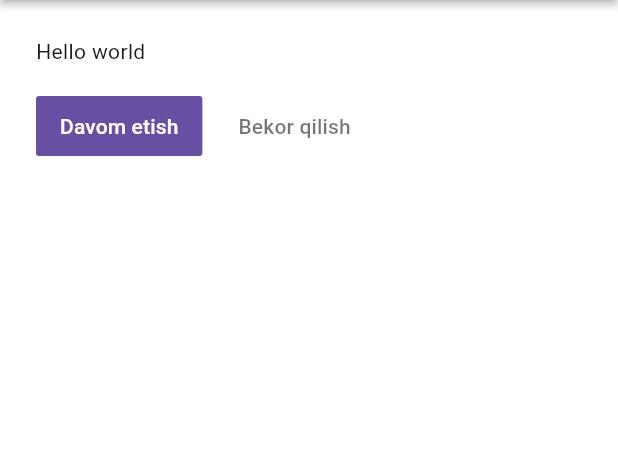
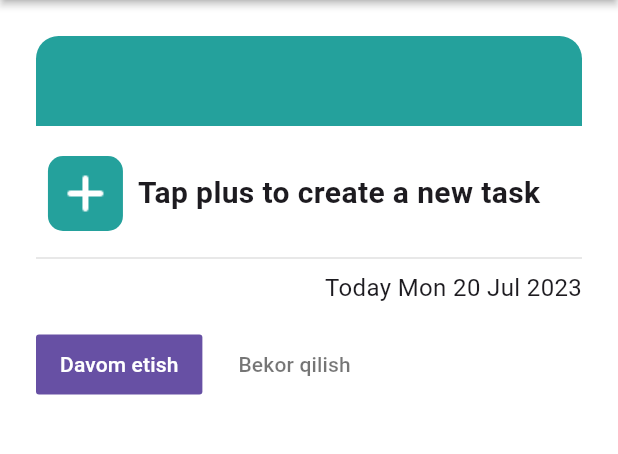
Before and after one commit to Alfraganus/remindMeMobile, a Flutter app: the AddNotification screen opened by its route, after a tap on an icon or button, on a phone screen of 412 x 824 dp, the part 108-562 px from its top. Run offline on Flutter 3.47's test engine with Material 3 defaults, Android fonts, the phone set to English and light mode, and no system bars; our stand-ins replace auto_route, bloc, flutter_bloc, flutter_svg, hexcolor, shared_preferences; accounts and stored records are empty; generated files the repository leaves out were written again.

```diff
--- /dev/null
+++ b/remindme/lib/notifications/addNotification/components/StepTaskTitle.dart
@@ -0,0 +1,144 @@
+import 'package:flutter/cupertino.dart';
+import 'package:flutter/material.dart';
+import 'package:flutter/services.dart';
+import 'package:flutter_bloc/flutter_bloc.dart';
+import 'package:hexcolor/hexcolor.dart';
+import 'package:remindme/bloc/ColorChooserCubit.dart';
+
+class StepTitle extends StatelessWidget {
+  const StepTitle({Key? key}) : super(key: key);
+
+  @override
+  Widget build(BuildContext context) {
+    return Column(
+      children: [
+        Note(),
+      ],
+    );
+  }
+}
+
+
+class Note extends StatefulWidget {
+  const Note({Key? key}) : super(key: key);
+
+  @override
+  State<Note> createState() => _NoteState();
+}
+
+class _NoteState extends State<Note> {
+  late FocusNode _focusNode;
+  TextEditingController _textEditingController = TextEditingController();
+
+  @override
+  void initState() {
+    super.initState();
+    _focusNode = FocusNode();
+  }
+
+  @override
+  void dispose() {
+    // Dispose the FocusNode only if it's not disposed yet
+    if (!_focusNode.hasFocus) {
+      _focusNode.dispose();
+    }
+    _textEditingController.dispose();
+    super.dispose();
+  }
+
+  void handleTap() {
+    // Request focus on the hidden TextField
+    if (_focusNode != null && !_focusNode.hasFocus) {
+      FocusScope.of(context).requestFocus(_focusNode);
+    }
+    FocusScope.of(context).requestFocus(_focusNode);
+  }
+
+  @override
+  Widget build(BuildContext context) {
+    double screenHeight = MediaQuery.of(context).size.width;
+    return  RawKeyboardListener(
+      focusNode: _focusNode,
+      onKey: (RawKeyEvent event) {
+        if (_focusNode == null || !_focusNode.hasFocus) {
+          return;
+        }
+        if (event.runtimeType == RawKeyDownEvent &&
+            event.logicalKey == LogicalKeyboardKey.enter) {
+        }
+      },
+      child: Stack(
+        children: [
+          Column(
+            children: [
+              Container(
+                height: 60,
+                decoration: new BoxDecoration(
+                  color: HexColor("#24A19C"),
+                  borderRadius: BorderRadius.only(
+                    topLeft: Radius.circular(15.0),
+                    topRight: Radius.circular(
+                        15.0), // Adjust the radius as needed
+                  ),
+                ),
+              ),
+              SizedBox(height: 20),
+              GestureDetector(
+                onTap: handleTap,
+                child: Row(
+                  children: [
+                    Container(
+                      width: screenHeight * 0.16,
+                      // height: 150,
+                      // color: Colors.lightBlue,
+                      child: Center(
+                        child: Container(
+                          decoration: BoxDecoration(
+                            borderRadius: BorderRadius.circular(10),
+                            color: HexColor("#24A19C"),
+                          ),
+                          child: Padding(
+                            padding: EdgeInsets.all(5),
+                            child: Image.asset(
+                                "assets/icons/icons8-plus-30.png"),
+                          ),
+                          width: 50,
+                          height: 50,
+                          // color: Colors.white,
+                        ),
+                      ),
+                    ),
+                    VerticalDivider(width: 2.0),
+                    Expanded(
+                      child: Container(
+                        width: 100,
+                        // color: HexColor('#24A19C'),
+                        child: Text(
+                          "Tap plus to create a new task",
+                          style: TextStyle(
+                              fontSize: 20, fontWeight: FontWeight.bold),
+                        ),
+                      ),
+                    )
+                  ],
+                ),
+              ),
+
+              SizedBox(
+                height: 10,
+              ),
+              Divider(color: Colors.black12),
+              Align(
+                alignment: Alignment.topRight,
+                child: Text("Today Mon 20 Jul 2023",
+                    style: TextStyle(
+                      fontSize: 16,
+                    )),
+              )
+            ],
+          ),
+        ],
+      ),
+    );
+  }
+}
--- a/remindme/lib/notifications/addNotification/main.dart
+++ b/remindme/lib/notifications/addNotification/main.dart
@@ -2,6 +2,7 @@ import 'package:auto_route/annotations.dart';
 import 'package:flutter/cupertino.dart';
 import 'package:flutter/material.dart';
 import 'package:remindme/notifications/addNotification/components/StepColor.dart';
+import 'package:remindme/notifications/addNotification/components/StepTaskTitle.dart';
 import '../../BottomNavigationBar.dart';
 
 @RoutePage()
@@ -54,7 +55,7 @@ class _AddNotificationState extends State<AddNotification> {
           ),
           Step(
               title: Text("Choose time"),
-              content: Text("Hello world"),
+              content:StepTitle(),
               isActive: currentStep >= 1,
               state:currentStep >= 2 ? StepState.complete : StepState.disabled
           )
```
Also changed, not shown: remindme/assets/icons/Plus.png (added), remindme/assets/icons/icons8-plus-30.png (added), remindme/assets/icons/icons8-plus-48.png (added), remindme/lib/notifications/addNotification/components/StepColor.dart (line endings or trailing spaces).
